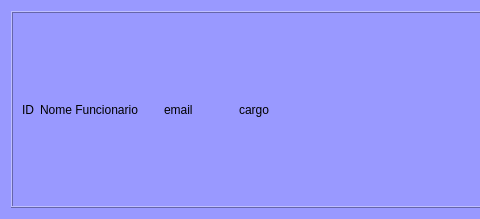
Michel3-01/Sistema_Loja_de_Roupas, file view/card_funcionario.ui: the form before one commit; both pictures show x 0 to 480 and y 0 to 219 of the 752 by 219 pixel window.
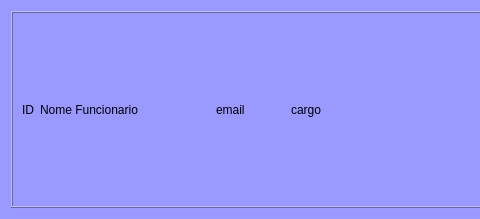
The form after the commit.

```diff
--- a/view/card_funcionario.ui
+++ b/view/card_funcionario.ui
@@ -47,7 +47,7 @@
            <widget class="QLabel" name="label_nome">
             <property name="minimumSize">
              <size>
-              <width>80</width>
+              <width>150</width>
               <height>80</height>
              </size>
             </property>
```
